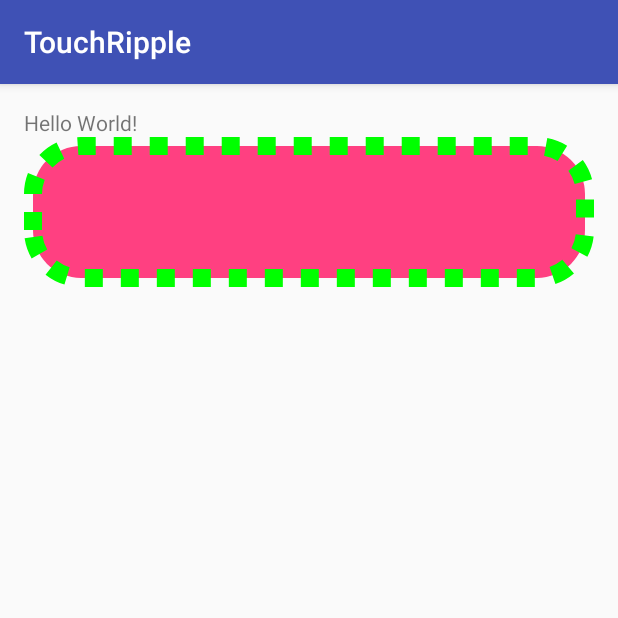
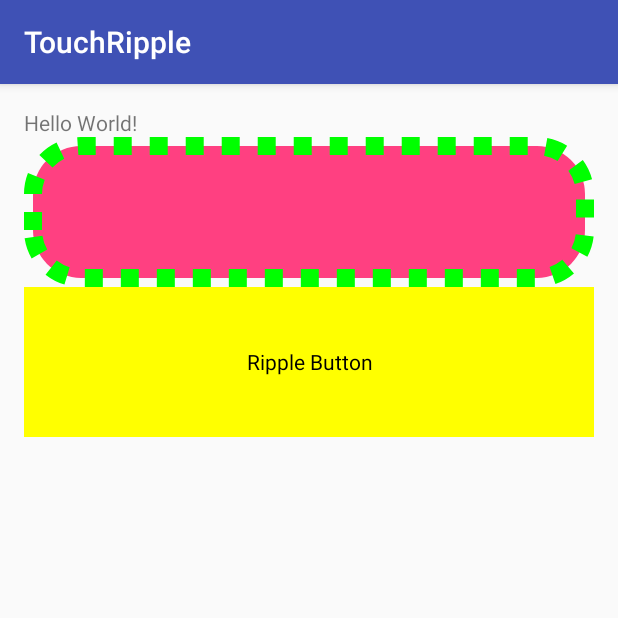
Before and after one commit to chasingw/TouchRipple, an Android app: the screen it shows after launch (MainActivity), on a phone screen of 412 x 824 dp, the top half of it. Run offline under Robolectric (Android 15) with nearby library versions, the phone set to English and light mode, and no system bars.

Commit message:
add RippleButton

```diff
--- /dev/null
+++ b/app/src/main/java/com/robopano/touchripple/RippleButton.java
@@ -0,0 +1,25 @@
+package com.robopano.touchripple;
+
+import android.content.Context;
+import android.util.AttributeSet;
+import android.widget.Button;
+
+/**
+ * @date: 2017/2/9 11:59
+ * @author: chasingw(wangdong_sti@126.com)
+ * @Description:
+ */
+
+public class RippleButton extends Button {
+    public RippleButton(Context context) {
+        this(context, null);
+    }
+
+    public RippleButton(Context context, AttributeSet attrs) {
+        this(context, attrs, 0);
+    }
+
+    public RippleButton(Context context, AttributeSet attrs, int defStyleAttr) {
+        super(context, attrs, defStyleAttr);
+    }
+}
--- a/app/src/main/res/layout/activity_main.xml
+++ b/app/src/main/res/layout/activity_main.xml
@@ -20,4 +20,13 @@
                android:layout_height="100dp"
     android:src="@drawable/ic_demo_shape"
                android:id="@+id/imageView"/>
+    <com.robopano.touchripple.RippleButton
+        android:layout_width="match_parent"
+        android:layout_height="100dp"
+        android:background="#ffff00"
+        android:textColor="#000"
+        android:text="Ripple Button"
+        android:gravity="center"
+
+    />
 </LinearLayout>
```
